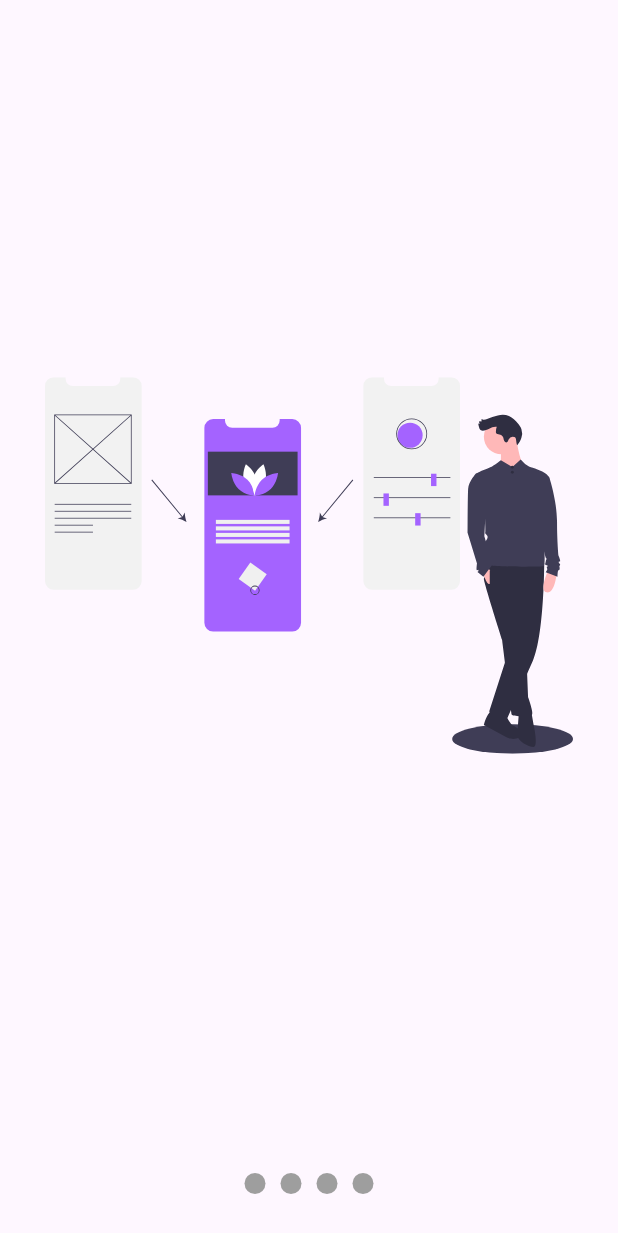
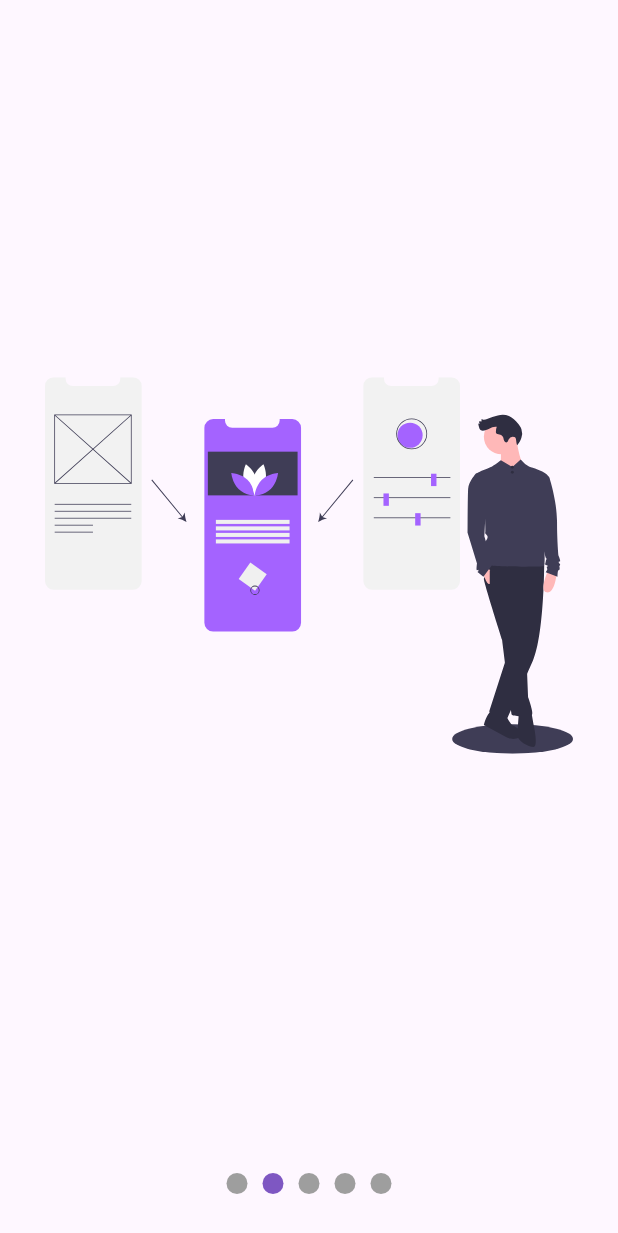
Before and after one commit to viktorhugo/desing_app, a Flutter app: the screen it shows after launch, swiped to page 2, on a phone screen of 412 x 824 dp. Shown: the top 1233 px of the screen. Run offline on Flutter 3.47's test engine with Material 2 defaults, Android fonts, the light colour scheme and no system bars; our stand-ins replace flutter_svg.

Commit message:
add dynamic slides

```diff
--- /dev/null
+++ b/lib/models/slider_model.dart
@@ -0,0 +1,13 @@
+
+import 'package:flutter/material.dart';
+
+class SliderModel extends ChangeNotifier{
+  double _currentPage = 0;
+
+  double get currentPage => this._currentPage;
+
+  set currentPage(double currentPage) {
+    this._currentPage = currentPage;
+    notifyListeners(); // notifica el nuevo valor a los widgets que esten escuchando
+  }
+}
--- a/lib/pages/slideshow_page.dart
+++ b/lib/pages/slideshow_page.dart
@@ -1,4 +1,5 @@
 import 'package:flutter/material.dart';
+import 'package:desing_app/widgets/slideshow.dart';
 import 'package:flutter_svg/flutter_svg.dart';
 
 class SlideShowPage extends StatelessWidget {
@@ -7,134 +8,22 @@
   @override
   Widget build(BuildContext context) {
 
-    return const Scaffold(
-      body: Center(
-        child: Column(
-          children: [
-            Expanded(
-              child: _Slides()
-            ),
-            _Dots()
-          ],
-        ),
-      ),
-    );
-  }
-}
+    const String svg1 = 'assets/svgs/undraw_1.svg';
+    const String svg2 = 'assets/svgs/undraw_2.svg';
+    const String svg3 = 'assets/svgs/undraw_3.svg';
+    const String svg4 = 'assets/svgs/undraw_4.svg';
+    const String svg5 = 'assets/svgs/undraw_5.svg';
 
-class _Dots extends StatelessWidget {
-  const _Dots({super.key});
-
-  @override
-  Widget build(BuildContext context) {
-    return Container(
-      width: double.infinity,
-      height: 70,
-      // color: Colors.deepPurple[400],
-      child: const Row(
-        mainAxisAlignment: MainAxisAlignment.center,
-        children: [
-          _Dot(index: 0),
-          _Dot(index: 1),
-          _Dot(index: 2),
-          _Dot(index: 3),
+    return Scaffold(
+      body: SlideShow(
+        slides: [
+          SvgPicture.asset(svg1),
+          SvgPicture.asset(svg2),
+          SvgPicture.asset(svg3),
+          SvgPicture.asset(svg4),
+          SvgPicture.asset(svg5),
         ],
       ),
     );
   }
 }
-
-class _Dot extends StatelessWidget {
-
-  final int index;
-
-  const _Dot({
-    super.key,
-    required this.index,
-  });
-
-  @override
-  Widget build(BuildContext context) {
-    return Container(
-      width: 14,
-      height: 14,
-      margin: const EdgeInsets.symmetric(horizontal: 5),
-      decoration: const BoxDecoration(
-        // color: Colors.deepPurple[400],
-        color: Colors.grey,
-        shape: BoxShape.circle
-      ),
-    );
-  }
-}
-
-class _Slides extends StatefulWidget {
-
-  const _Slides({super.key});
-
-  @override
-  State<_Slides> createState() => _SlidesState();
-}
-
-class _SlidesState extends State<_Slides> {
-
-  final pageViewController = PageController();
-
-  @override
-  void initState() {
-    pageViewController.addListener(() {
-      print('Actual page ${pageViewController.page}');
-    });
-    super.initState();
-  }
-
-  @override
-  void dispose() { // siempre para prevenir fugas de memoria
-    pageViewController.dispose();
-    super.dispose();
-  }
-
-  @override
-  Widget build(BuildContext context) {
-
-    const String svg1 = 'assets/svgs/undraw_1.svg';
-    const String svg2 = 'assets/svgs/undraw_2.svg';
-    const String svg3 = 'assets/svgs/undraw_3.svg';
-    const String svg4 = 'assets/svgs/undraw_4.svg';
-
-    return Container(
-      child: PageView(
-        controller: pageViewController,
-        children: const [
-          _Slide( svg: svg1,),
-          _Slide( svg: svg2,),
-          _Slide( svg: svg3,),
-          _Slide( svg: svg4,),
-        ],
-      ),
-    );
-  }
-}
-
-class _Slide extends StatelessWidget {
-
-  final String svg;
-
-  const _Slide({
-    super.key,
-    required this.svg,
-  });
-
-  @override
-  Widget build(BuildContext context) {
-    return Container(
-      width: double.infinity,
-      height: double.infinity,
-      padding: const EdgeInsets.all(30),
-      child: SvgPicture.asset(
-        svg,
-        semanticsLabel: 'svg1'
-      ),
-    );
-  }
-}
--- /dev/null
+++ b/lib/widgets/slideshow.dart
@@ -0,0 +1,159 @@
+import 'package:flutter/material.dart';
+
+import 'package:desing_app/models/slider_model.dart';
+import 'package:provider/provider.dart';
+
+
+class SlideShow extends StatelessWidget {
+
+  final List<Widget> slides;
+
+  const SlideShow({ // ARGUMENTO POR NOMBRE
+    super.key,
+    required this.slides
+  });
+
+  @override
+  Widget build(BuildContext context) {
+    return ChangeNotifierProvider(
+      create: (BuildContext context) => SliderModel(),
+      child: Center(
+          child: Column(
+            children: [
+
+              // SLIDES
+              Expanded(
+                child: _Slides(slides)
+              ),
+
+              // DOTS
+              _Dots(totalDots: slides.length)
+            ],
+          ),
+        ),
+    );
+  }
+}
+
+class _Dots extends StatelessWidget {
+
+  final int totalDots;
+  const _Dots({
+    super.key,
+    required this.totalDots
+  });
+
+  @override
+  Widget build(BuildContext context) {
+
+    // List<_Dot> dots = [];
+    // for (int i = 0; i < totalDots; i++) {
+    //   dots.add(_Dot(index: i));
+    // }
+    return SizedBox(
+      width: double.infinity,
+      height: 70,
+      // color: Colors.deepPurple[400],
+      child: Row(
+        mainAxisAlignment: MainAxisAlignment.center,
+        // children: dots.toList(),
+        children: List.generate(totalDots, (index) => _Dot(index: index)),
+      ),
+    );
+  }
+}
+
+
+
+class _Dot extends StatelessWidget {
+
+  final int index;
+
+  const _Dot({
+    required this.index,
+  });
+
+  @override
+  Widget build(BuildContext context) {
+
+    // we created a listener
+    final double actualPageIndex = Provider.of<SliderModel>(context).currentPage;
+
+    return AnimatedContainer(
+      duration: const Duration(milliseconds: 200),
+      width: 14,
+      height: 14,
+      margin: const EdgeInsets.symmetric(horizontal: 5),
+      decoration: BoxDecoration(
+        // color: Colors.deepPurple[400],
+        color: (actualPageIndex >= (index - 0.5) && actualPageIndex < (index + 0.5))
+          ?Colors.deepPurple[400]
+          : Colors.grey,
+        shape: BoxShape.circle
+      ),
+    );
+  }
+}
+
+
+
+class _Slides extends StatefulWidget {
+
+  final List<Widget> slides;
+
+  const _Slides(this.slides); // ARGUMENTO POSICIONAL
+
+  @override
+  State<_Slides> createState() => _SlidesState();
+}
+
+class _SlidesState extends State<_Slides> {
+
+  final pageViewController = PageController();
+
+  @override
+  void initState() {
+    pageViewController.addListener(() {
+      // print('Actual page ${pageViewController.page}');
+      // update provider, SliderModel
+      Provider.of<SliderModel>(context, listen: false).currentPage = pageViewController.page!;
+    });
+    super.initState();
+  }
+
+  @override
+  void dispose() { // siempre para prevenir fugas de memoria
+    pageViewController.dispose();
+    super.dispose();
+  }
+
+  @override
+  Widget build(BuildContext context) {
+
+    return PageView(
+      controller: pageViewController,
+      children: widget.slides.map((slide) => _Slide(slide)).toList(),
+    );
+  }
+}
+
+class _Slide extends StatelessWidget {
+
+  final Widget slide;
+
+  const _Slide( this.slide );
+
+  @override
+  Widget build(BuildContext context) {
+    return Container(
+      width: double.infinity,
+      height: double.infinity,
+      padding: const EdgeInsets.all(30),
+      child: slide,
+      // child: SvgPicture.asset(
+      //   svg,
+      //   semanticsLabel: 'svg1'
+      // ),
+    );
+  }
+}
```
Also changed, not shown: pubspec.yaml (+1 -6 lines), pubspec.lock.
